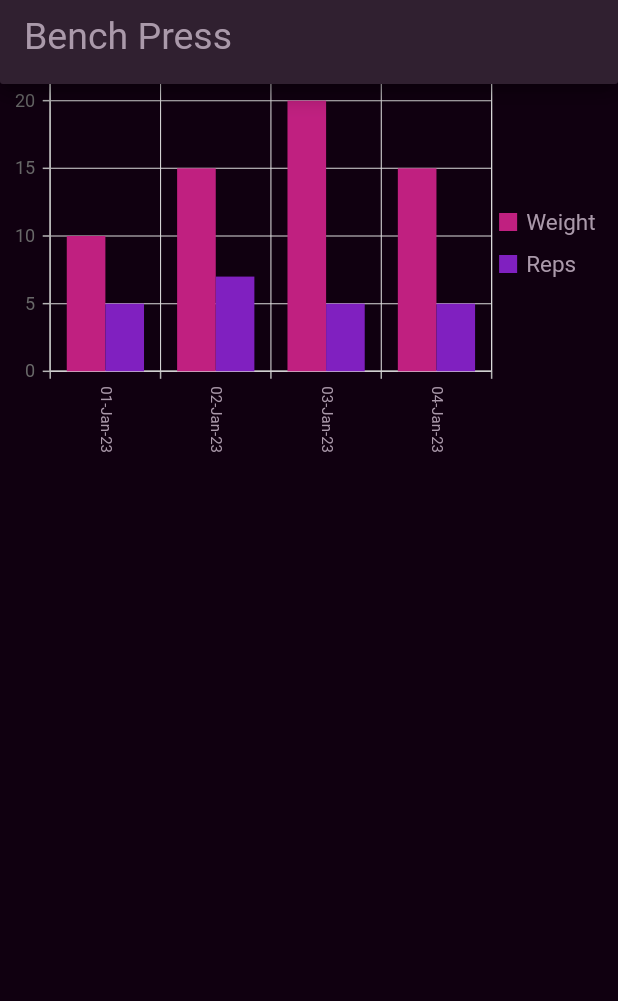
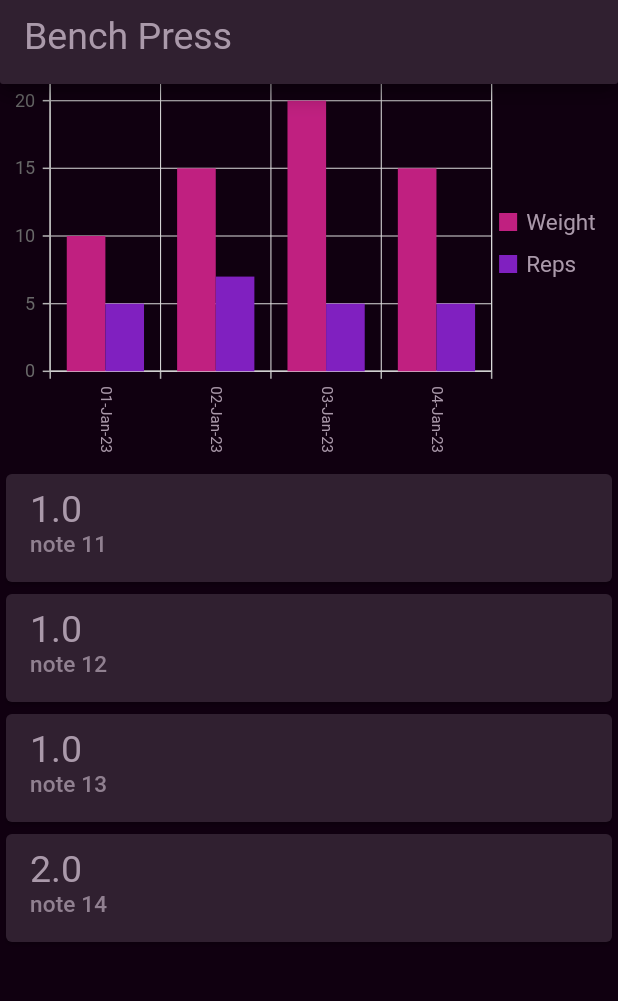
Before and after one commit to VToporan/WorkoutTracker, a Flutter app: the History screen opened directly, after a tap on "Biceps Curls", on a phone screen of 412 x 824 dp, the part 84-1085 px from its top. Run offline on Flutter 3.47's test engine with Material 2 defaults, Android fonts, the phone set to English and light mode, and no system bars; drawn by our look-alikes of flutter_slidable; our stand-ins replace jiffy, syncfusion_flutter_charts.

Commit message:
Adds slidable cards to history page

```diff
--- a/frontend/lib/pages/history.dart
+++ b/frontend/lib/pages/history.dart
@@ -6,6 +6,9 @@ import 'package:flutter_slidable/flutter_slidable.dart';
 import 'package:intl/intl.dart';
 import 'package:syncfusion_flutter_charts/charts.dart';
 import 'package:syncfusion_flutter_charts/sparkcharts.dart';
+
+import '../components/modal_component.dart';
+import '../components/slidable_componenet.dart';
 
 class ChartColors {
   static const Color weightColor = Color(0xFFC02080);
@@ -22,7 +25,6 @@ class History extends StatefulWidget {
 class HistoryState extends State<History> {
   late List<ExerciseData> exerciseData;
   late ExerciseData currentExercise;
-  late List<Widget> cardList;
 
   @override
   void initState() {
@@ -96,6 +98,29 @@ class HistoryState extends State<History> {
             ),
           ],
         ),
+        SlidableAutoCloseBehavior(
+          child: Column(
+            children: currentExercise.logData
+                .map(
+                  (currentLog) => SlidableComponent(
+                    key: ValueKey(currentLog.id),
+                    cardTitle: currentLog.sets.toString(),
+                    cardSubtitle: currentLog.note,
+                    onTap: (() => showDialog(
+                        context: context,
+                        builder: (BuildContext context) {
+                          return ModalComponent(id: currentLog.id);
+                        })),
+                    onDelete: ((context) {
+                      setState(() {
+                        currentExercise.logData.remove(currentLog);
+                      });
+                    }),
+                  ),
+                )
+                .toList(),
+          ),
+        ),
       ]),
     );
   }
```
